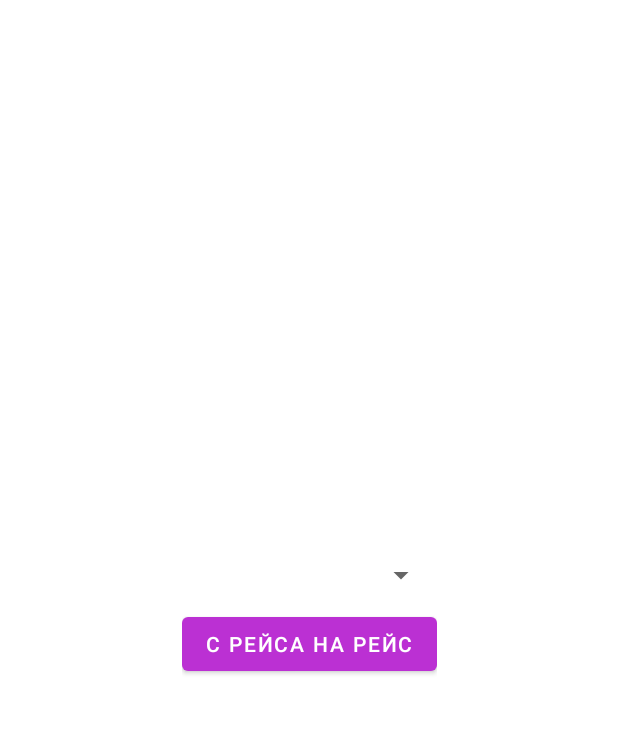
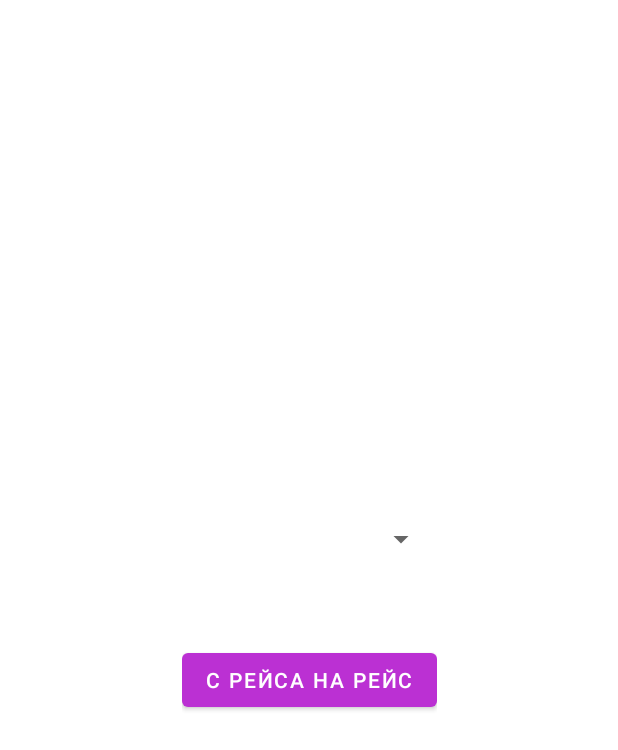
Before and after one commit to codedtj/logistics-android, an Android app: the layout fragment_select_action.xml on its own in the app's theme, with its tools: preview values and no code run, on a phone screen of 412 x 824 dp. Shown: the top 750 px of the screen. Run offline under Robolectric (Android 15) with nearby library versions, the phone set to English and light mode, and no system bars.

Commit message:
prepare action  ui

```diff
--- a/app/src/main/res/layout/fragment_select_action.xml
+++ b/app/src/main/res/layout/fragment_select_action.xml
@@ -30,7 +30,19 @@
 <!--            android:text="Выгрузить из машины на склад" />-->
 
         <Spinner
+            android:id="@+id/actionsSpinner"
+            android:layout_width="match_parent"
+            android:layout_height="wrap_content" />
+
+        <Spinner
+            android:visibility="invisible"
             android:id="@+id/tripsSpinner"
+            android:layout_width="match_parent"
+            android:layout_height="wrap_content" />
+
+        <Spinner
+            android:visibility="invisible"
+            android:id="@+id/branchesSpinner"
             android:layout_width="match_parent"
             android:layout_height="wrap_content" />
 
```
Also changed, not shown: app/src/main/java/com/example/duoblogistics/ui/trips/actions/ActionSpinnerOnSelectedListener.kt (added, +21 -0 lines), app/src/main/java/com/example/duoblogistics/ui/trips/actions/SelectActionFragment.kt (+59 -13 lines), app/src/main/java/com/example/duoblogistics/ui/trips/actions/SelectActionViewModel.kt (+8 -0 lines).
